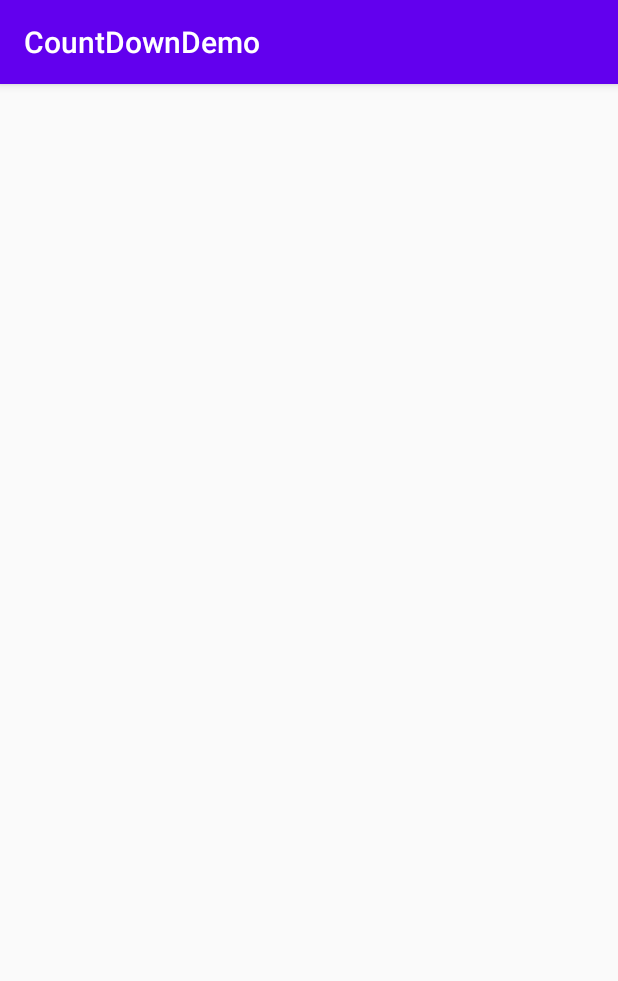
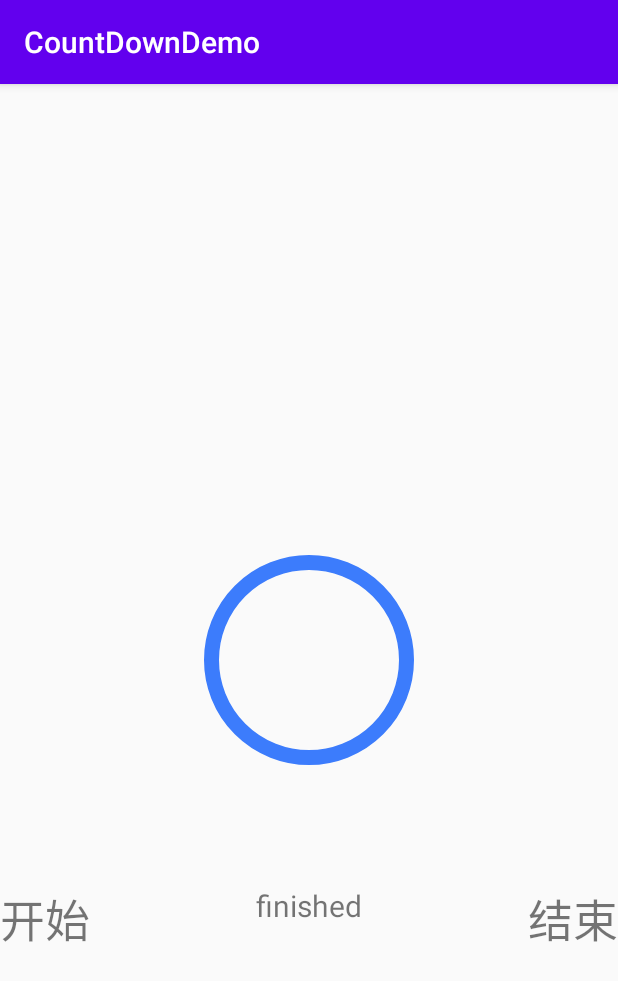
Before and after one commit to hanjx-dut/CountDownView, an Android app: the screen it shows after launch (MainActivity), on a phone screen of 412 x 824 dp. Shown: the top 981 px of the screen. Run offline under Robolectric (Android 15) with nearby library versions, the phone set to English and light mode, and no system bars; libraries missing offline, so code that uses them is left out: com.blankj.utilcode; 3 statements that could not run were skipped.

Commit message:
add start end function, add count down listener

```diff
--- a/CountDownView/build.gradle
+++ b/CountDownView/build.gradle
@@ -10,7 +10,6 @@ android {
         versionCode 1
         versionName "1.0"
 
-        testInstrumentationRunner "androidx.test.runner.AndroidJUnitRunner"
         consumerProguardFiles "consumer-rules.pro"
     }
 
--- a/app/src/main/java/com/hanjx/demo/MainActivity.java
+++ b/app/src/main/java/com/hanjx/demo/MainActivity.java
@@ -3,6 +3,8 @@ package com.hanjx.demo;
 import androidx.appcompat.app.AppCompatActivity;
 
 import android.os.Bundle;
+import android.view.View;
+import android.widget.TextView;
 
 import com.hanjx.ui.CountDownView;
 
@@ -14,6 +16,21 @@ public class MainActivity extends AppCompatActivity {
         setContentView(R.layout.activity_main);
 
         CountDownView countDownView = findViewById(R.id.count_down_view);
-        countDownView.setOnClickListener(v -> countDownView.start());
+        TextView finishedText = findViewById(R.id.finished_angle);
+        View startBtn = findViewById(R.id.start_btn);
+        View stopBtn = findViewById(R.id.stop_btn);
+        startBtn.setOnClickListener(v -> countDownView.start(2000));
+        stopBtn.setOnClickListener(v -> countDownView.stop(false));
+        countDownView.setCountDownListener(new CountDownView.CountDownListener() {
+            @Override
+            public void onTick(long leftTime, float finishedAngle) {
+                finishedText.setText(String.format("time: %s, angle: %s", leftTime, finishedAngle));
+            }
+
+            @Override
+            public void onFinished() {
+                finishedText.setText("finished");
+            }
+        });
     }
 }
--- a/app/src/main/res/layout/activity_main.xml
+++ b/app/src/main/res/layout/activity_main.xml
@@ -8,9 +8,10 @@
 
     <com.hanjx.ui.CountDownView
         android:id="@+id/count_down_view"
-        android:layout_width="match_parent"
-        android:layout_height="match_parent"
+        android:layout_width="300dp"
+        android:layout_height="300dp"
         android:padding="10dp"
+        app:auto_start="true"
         app:duration="3000"
         app:refresh_interval="quick"
         app:paintStroke="10sp"
@@ -19,4 +20,31 @@
         app:layout_constraintTop_toTopOf="parent"
         app:layout_constraintBottom_toBottomOf="parent"/>
 
+    <TextView
+        android:id="@+id/start_btn"
+        android:layout_width="wrap_content"
+        android:layout_height="wrap_content"
+        android:textSize="30sp"
+        android:text="开始"
+        app:layout_constraintStart_toStartOf="parent"
+        app:layout_constraintTop_toBottomOf="@id/count_down_view"/>
+
+    <TextView
+        android:id="@+id/stop_btn"
+        android:layout_width="wrap_content"
+        android:layout_height="wrap_content"
+        android:textSize="30sp"
+        android:text="结束"
+        app:layout_constraintEnd_toEndOf="parent"
+        app:layout_constraintTop_toBottomOf="@id/count_down_view"/>
+
+    <TextView
+        android:id="@+id/finished_angle"
+        android:layout_width="wrap_content"
+        android:layout_height="wrap_content"
+        android:textSize="20sp"
+        android:gravity="center"
+        app:layout_constraintStart_toEndOf="@id/start_btn"
+        app:layout_constraintEnd_toStartOf="@id/stop_btn"
+        app:layout_constraintTop_toBottomOf="@id/count_down_view"/>
 </androidx.constraintlayout.widget.ConstraintLayout>
```
Also changed, not shown: CountDownView/src/main/java/com/hanjx/ui/CountDownView.java (+127 -16 lines), CountDownView/src/main/res/values/attr.xml (+8 -8 lines).
